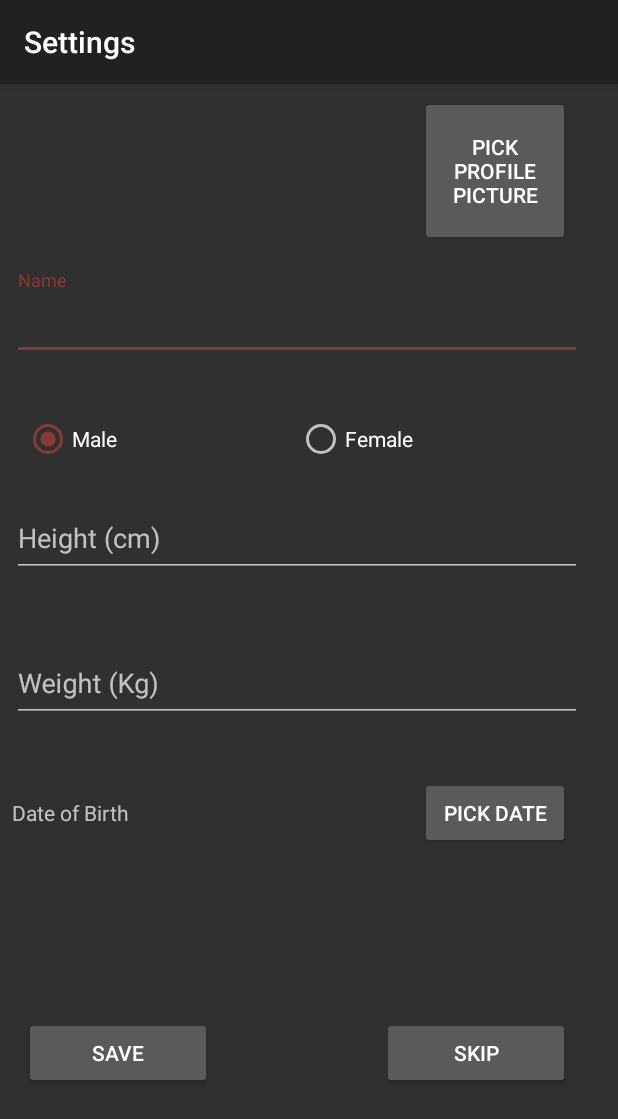
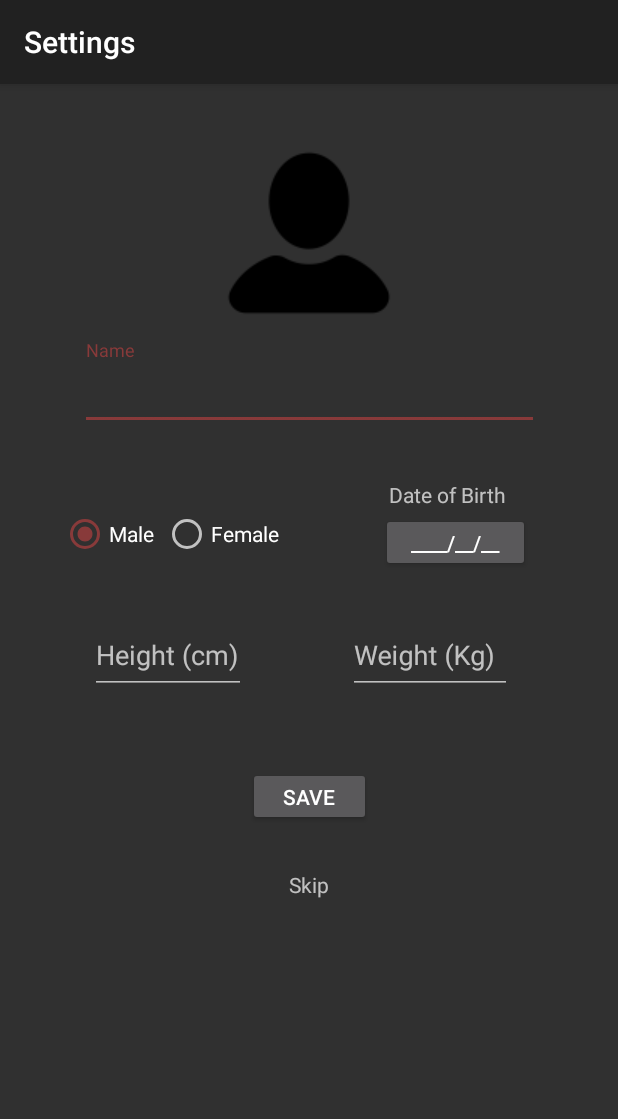
Before and after one commit to mcasx/WorkoutTrackingMobileApp, an Android app: the FormActivity screen opened directly, with no data from a screen before it, on a phone screen of 412 x 824 dp. Shown: the top 1119 px of the screen. Run offline under Robolectric (Android 15) with nearby library versions, the phone set to English and light mode, and no system bars; our stand-ins replace Volley; network calls fail; 1 statement that could not run was skipped.

Commit message:
Form page refurbished

```diff
--- a/Muscle/app/src/main/java/g11/muscle/FormActivity.java
+++ b/Muscle/app/src/main/java/g11/muscle/FormActivity.java
@@ -64,9 +64,9 @@ public class FormActivity extends AppCompatActivity {
     String email;
     String profile_pic;
     //Boolean imageChosen = false;
-    Button skipButton;
+    TextView skipButton;
     Button saveButton;
-    Button pickImage;
+    ImageView pickImage;
     Button pickDoB;
     RadioGroup radioGenderGroup;
     TextView dobInput;
@@ -82,9 +82,9 @@ public class FormActivity extends AppCompatActivity {
         weight_input_layout = (TextInputLayout) findViewById(R.id.weight_input_layout);
         name_input_layout = (TextInputLayout) findViewById(R.id.name_input_layout);
 
-        skipButton = ((Button) findViewById(R.id.skip_button));
+        skipButton = ((TextView) findViewById(R.id.skip_button));
         saveButton = ((Button) findViewById(R.id.save_button));
-        pickImage = ((Button) findViewById(R.id.pick_profile_img_btn));
+        pickImage = ((ImageView) findViewById(R.id.pick_profile_img_btn));
         imgView = ((ImageView)findViewById(R.id.imageView));
         pickDoB = ((Button) findViewById(R.id.button_bod_picker));
         dobInput = ((TextView) findViewById(R.id.textView));
@@ -321,9 +321,9 @@ public class FormActivity extends AppCompatActivity {
         }
         public void onDateSet(DatePicker view, int year, int month, int day) {
             // Do something with the date chosen by the user
-            TextView tv= (TextView) getActivity().findViewById(R.id.textView);
-            tv.setText(new StringBuilder().append(year).append("-")
-                    .append(month).append("-").append(day));
+            TextView tv= (TextView) getActivity().findViewById(R.id.button_bod_picker);
+            tv.setText(new StringBuilder().append(year).append("/")
+                    .append(month).append("/").append(day));
         }
     }
 
--- a/Muscle/app/src/main/res/layout/activity_form.xml
+++ b/Muscle/app/src/main/res/layout/activity_form.xml
@@ -7,18 +7,14 @@
     android:layout_width="match_parent"
     android:layout_height="match_parent"
     android:scrollbars="none"
-    android:fillViewport="true"
-    android:layout_marginEnd="16dp"
-    android:layout_marginRight="0dp">
+    android:fillViewport="true">
 
 <android.support.constraint.ConstraintLayout xmlns:android="http://schemas.android.com/apk/res/android"
     xmlns:app="http://schemas.android.com/apk/res-auto"
     xmlns:tools="http://schemas.android.com/tools"
     android:layout_width="match_parent"
     android:layout_height="match_parent"
-    tools:layout_editor_absoluteY="81dp"
-    app:layout_constraintLeft_toRightOf="@+id/imageView"
-    android:layout_marginLeft="0dp">
+    app:layout_constraintLeft_toRightOf="@+id/imageView">
 
 
 
@@ -27,28 +23,32 @@
     <TextView
         android:id="@+id/textViewDob"
         android:text="@string/dob_txt"
-        android:layout_width="104dp"
-        android:layout_height="39dp"
-        android:layout_marginLeft="16dp"
+        android:layout_width="81dp"
+        android:layout_height="22dp"
+        android:layout_marginStart="8dp"
+        android:layout_marginEnd="8dp"
+        android:layout_marginTop="22dp"
+        app:layout_constraintTop_toBottomOf="@+id/name_input_layout"
+        android:layout_marginLeft="8dp"
         app:layout_constraintLeft_toLeftOf="parent"
-        app:layout_constraintBaseline_toBaselineOf="@+id/textView"
-        app:layout_constraintRight_toLeftOf="@+id/textView"
         android:layout_marginRight="8dp"
-        app:layout_constraintHorizontal_bias="0.0"
-        android:layout_marginStart="8dp"
-        android:layout_marginEnd="8dp" />
+        app:layout_constraintRight_toRightOf="parent"
+        app:layout_constraintHorizontal_bias="0.798" />
 
     <Button
         android:id="@+id/button_bod_picker"
-        android:layout_width="100dp"
-        android:layout_height="48dp"
-        android:layout_marginRight="16dp"
+        android:layout_width="99dp"
+        android:layout_height="39dp"
         android:onClick="onClickPickDate"
-        android:text="@string/date_pick"
+        android:text="____/__/__"
+        android:layout_marginEnd="16dp"
+        android:layout_marginTop="0dp"
+        app:layout_constraintTop_toBottomOf="@+id/textViewDob"
+        android:layout_marginLeft="8dp"
+        app:layout_constraintLeft_toLeftOf="parent"
+        android:layout_marginRight="8dp"
         app:layout_constraintRight_toRightOf="parent"
-        android:layout_marginEnd="16dp"
-        android:layout_marginTop="16dp"
-        app:layout_constraintTop_toBottomOf="@+id/weight_input_layout" />
+        app:layout_constraintHorizontal_bias="0.853" />
 
     <TextView
         android:id="@+id/textView"
@@ -59,39 +59,16 @@
         android:layout_marginRight="8dp"
         android:layout_marginEnd="8dp" />
 
-
-    <ImageView
-        android:id="@+id/imageView"
-        android:layout_width="100dp"
-        android:layout_height="100dp"
-        android:layout_marginEnd="8dp"
-        android:layout_marginRight="8dp"
-        android:layout_marginTop="8dp"
-        android:cropToPadding="true"
-        app:layout_constraintRight_toLeftOf="@+id/pick_profile_img_btn"
-        app:layout_constraintTop_toTopOf="parent" />
-
-    <Button
-        android:id="@+id/pick_profile_img_btn"
-        android:layout_width="100dp"
-        android:layout_height="100dp"
-        android:layout_marginRight="16dp"
-        android:layout_marginTop="8dp"
-        android:onClick="onClickPickImage"
-        android:text="Pick Profile Picture"
-        app:layout_constraintRight_toRightOf="parent"
-        app:layout_constraintTop_toTopOf="parent"
-        android:layout_marginEnd="16dp" />
-
     <android.support.design.widget.TextInputLayout
         android:id="@+id/name_input_layout"
-        android:layout_width="0dp"
-        android:layout_height="wrap_content"
+        android:layout_width="322dp"
+        android:layout_height="71dp"
         app:errorEnabled="true"
-        app:layout_constraintHorizontal_bias="0.0"
+        android:layout_marginLeft="8dp"
         app:layout_constraintLeft_toLeftOf="parent"
+        android:layout_marginRight="8dp"
         app:layout_constraintRight_toRightOf="parent"
-        android:layout_marginTop="16dp"
+        android:layout_marginTop="7dp"
         app:layout_constraintTop_toBottomOf="@+id/pick_profile_img_btn">
 
         <android.support.design.widget.TextInputEditText
@@ -104,97 +81,28 @@
             android:layout_marginStart="8dp"
             android:ems="10"
             android:hint="Name"
+            android:inputType="text"
             android:maxLength="128"
-            android:inputType="text"
             app:layout_constraintLeft_toLeftOf="parent"
             app:layout_constraintRight_toRightOf="parent" />
         <!--android:imeOptions="actionDone"-->
 
     </android.support.design.widget.TextInputLayout>
 
-    <android.support.design.widget.TextInputLayout
-        android:id="@+id/height_input_layout"
-        android:layout_width="0dp"
-        android:layout_height="wrap_content"
-        app:errorEnabled="true"
-        app:layout_constraintHorizontal_bias="1.0"
-        app:layout_constraintLeft_toLeftOf="parent"
-        app:layout_constraintRight_toRightOf="parent"
-        android:layout_marginTop="16dp"
-        app:layout_constraintTop_toBottomOf="@+id/radioSex">
 
-        <android.support.design.widget.TextInputEditText
-            android:id="@+id/height_input"
-            android:layout_width="match_parent"
-            android:layout_height="49dp"
-            android:layout_marginLeft="8dp"
-            android:layout_marginRight="8dp"
-            android:layout_marginTop="8dp"
-            android:digits="0123456789"
-            android:maxLength="3"
-            android:ems="10"
-            android:hint="@string/height_hint"
-            android:inputType="number"
-            android:imeOptions="actionNext"
-            app:layout_constraintLeft_toLeftOf="parent"
-            app:layout_constraintRight_toRightOf="parent"
-            app:layout_constraintTop_toTopOf="parent" />
-
-    </android.support.design.widget.TextInputLayout>
-
-    <android.support.design.widget.TextInputLayout
-        android:id="@+id/weight_input_layout"
-        android:layout_width="0dp"
-        android:layout_height="wrap_content"
-        android:layout_marginTop="16dp"
-        app:errorEnabled="true"
-        app:layout_constraintHorizontal_bias="0.0"
-        app:layout_constraintLeft_toLeftOf="parent"
-        app:layout_constraintRight_toRightOf="parent"
-        app:layout_constraintTop_toBottomOf="@+id/height_input_layout">
-
-        <android.support.design.widget.TextInputEditText
-            android:id="@+id/weight_input"
-            android:layout_width="match_parent"
-            android:layout_height="49dp"
-            android:layout_marginEnd="8dp"
-            android:layout_marginLeft="8dp"
-            android:layout_marginRight="8dp"
-            android:layout_marginStart="8dp"
-            android:digits="0123456789."
-            android:ems="10"
-            android:hint="@string/weight_hint"
-            android:maxLength="6"
-            android:inputType="number"
-            android:imeOptions="actionDone"
-            app:layout_constraintLeft_toLeftOf="parent"
-            app:layout_constraintRight_toRightOf="parent" />
-
-    </android.support.design.widget.TextInputLayout>
-
-    <Button
-        android:id="@+id/skip_button"
-        android:layout_width="125dp"
-        android:layout_height="48dp"
-        android:layout_marginEnd="16dp"
-        android:layout_marginRight="16dp"
-        android:layout_marginTop="16dp"
-        android:onClick="onClickSkip"
-        android:text="Skip"
-        app:layout_constraintRight_toRightOf="parent"
-        app:layout_constraintTop_toBottomOf="@+id/textView"
-        app:layout_constraintBottom_toBottomOf="parent"
-        android:layout_marginBottom="8dp" />
 
     <Button
         android:id="@+id/save_button"
-        android:layout_width="125dp"
-        android:layout_height="wrap_content"
-        android:layout_marginLeft="8dp"
-        android:layout_marginStart="16dp"
+        android:gravity="center"
+        android:layout_width="82dp"
+        android:layout_height="39dp"
         android:onClick="onClickSave"
         android:text="Save"
-        app:layout_constraintBaseline_toBaselineOf="@+id/skip_button"
+        android:layout_marginRight="8dp"
+        app:layout_constraintRight_toRightOf="parent"
+        android:layout_marginTop="31dp"
+        app:layout_constraintTop_toBottomOf="@+id/weight_input_layout"
+        android:layout_marginLeft="8dp"
         app:layout_constraintLeft_toLeftOf="parent" />
 
     <ProgressBar
@@ -215,39 +123,130 @@
 
     <RadioGroup
         android:id="@+id/radioSex"
-        android:layout_width="0dp"
-        android:layout_height="wrap_content"
+        android:layout_width="187dp"
+        android:layout_height="39dp"
+        android:layout_marginLeft="8dp"
+        android:layout_marginRight="8dp"
+        android:layout_marginTop="42dp"
         android:orientation="horizontal"
         android:weightSum="1"
-        app:layout_constraintTop_toBottomOf="@+id/name_input_layout"
+        app:layout_constraintHorizontal_bias="0.156"
+        app:layout_constraintLeft_toLeftOf="parent"
         app:layout_constraintRight_toRightOf="parent"
-        app:layout_constraintLeft_toLeftOf="parent"
-        android:layout_marginTop="16dp"
-        android:layout_marginLeft="16dp"
-        android:layout_marginRight="16dp">
+        app:layout_constraintTop_toBottomOf="@+id/name_input_layout">
 
         <RadioButton
             android:id="@+id/radioMale"
             android:layout_width="50dp"
-            android:layout_height="match_parent"
+            android:layout_height="wrap_content"
+            android:layout_marginLeft="0dp"
+            android:layout_weight="0.31"
             android:checked="true"
-            android:layout_weight="0.5"
-            android:layout_marginLeft="0dp"
             android:text="Male"
             app:layout_constraintBaseline_toBaselineOf="@+id/radioFemale"
             app:layout_constraintRight_toLeftOf="@+id/radioFemale" />
 
         <RadioButton
             android:id="@+id/radioFemale"
-            android:layout_width="50dp"
-            android:layout_height="match_parent"
-            android:layout_weight="0.5"
+            android:layout_width="wrap_content"
+            android:layout_height="wrap_content"
             android:layout_marginRight="0dp"
             android:text="Female"
             app:layout_constraintRight_toRightOf="parent"
             app:layout_constraintTop_toBottomOf="@+id/weight_input_layout" />
     </RadioGroup>
 
+    <ImageView
+        android:id="@+id/pick_profile_img_btn"
+        android:onClick="onClickPickImage"
+        android:layout_width="wrap_content"
+        android:layout_height="wrap_content"
+        app:srcCompat="@drawable/ic_profile"
+        android:layout_marginLeft="8dp"
+        app:layout_constraintLeft_toLeftOf="parent"
+        android:layout_marginRight="8dp"
+        app:layout_constraintRight_toRightOf="parent"
+        app:layout_constraintTop_toTopOf="parent"
+        android:layout_marginTop="35dp" />
+
+    <TextView
+        android:id="@+id/skip_button"
+        android:onClick="onClickSkip"
+        android:gravity="center"
+        android:layout_width="75dp"
+        android:layout_height="30dp"
+        android:text="Skip"
+        android:layout_marginTop="24dp"
+        app:layout_constraintTop_toBottomOf="@+id/save_button"
+        android:layout_marginRight="8dp"
+        app:layout_constraintRight_toRightOf="parent"
+        android:layout_marginLeft="8dp"
+        app:layout_constraintLeft_toLeftOf="parent"
+        app:layout_constraintHorizontal_bias="0.501" />
+
+    <android.support.design.widget.TextInputLayout
+        android:id="@+id/height_input_layout"
+        android:layout_width="120dp"
+        android:layout_height="75dp"
+        android:layout_marginLeft="8dp"
+        android:layout_marginRight="8dp"
+        android:layout_marginTop="23dp"
+        app:errorEnabled="true"
+        app:layout_constraintHorizontal_bias="0.16"
+        app:layout_constraintLeft_toLeftOf="parent"
+        app:layout_constraintRight_toRightOf="parent"
+        app:layout_constraintTop_toBottomOf="@+id/radioSex">
+
+        <android.support.design.widget.TextInputEditText
+            android:id="@+id/height_input"
+            android:layout_width="match_parent"
+            android:layout_height="49dp"
+            android:layout_marginLeft="8dp"
+            android:layout_marginRight="8dp"
+            android:layout_marginTop="8dp"
+            android:digits="0123456789"
+            android:ems="10"
+            android:hint="@string/height_hint"
+            android:imeOptions="actionNext"
+            android:inputType="number"
+            android:maxLength="3"
+            app:layout_constraintLeft_toLeftOf="parent"
+            app:layout_constraintRight_toRightOf="parent"
+            app:layout_constraintTop_toTopOf="parent" />
+
+    </android.support.design.widget.TextInputLayout>
+
+    <android.support.design.widget.TextInputLayout
+        android:id="@+id/weight_input_layout"
+        android:layout_width="125dp"
+        android:layout_height="77dp"
+        android:layout_marginLeft="8dp"
+        android:layout_marginRight="8dp"
+        android:layout_marginTop="21dp"
+        app:errorEnabled="true"
+        app:layout_constraintHorizontal_bias="0.799"
+        app:layout_constraintLeft_toLeftOf="parent"
+        app:layout_constraintRight_toRightOf="parent"
+        app:layout_constraintTop_toBottomOf="@+id/button_bod_picker">
+
+        <android.support.design.widget.TextInputEditText
+            android:id="@+id/weight_input"
+            android:layout_width="match_parent"
+            android:layout_height="49dp"
+            android:layout_marginEnd="8dp"
+            android:layout_marginLeft="8dp"
+            android:layout_marginRight="8dp"
+            android:layout_marginStart="8dp"
+            android:digits="0123456789."
+            android:ems="10"
+            android:hint="@string/weight_hint"
+            android:imeOptions="actionDone"
+            android:inputType="number"
+            android:maxLength="6"
+            app:layout_constraintLeft_toLeftOf="parent"
+            app:layout_constraintRight_toRightOf="parent" />
+    </android.support.design.widget.TextInputLayout>
+
 
 </android.support.constraint.ConstraintLayout>
 </ScrollView>
```
